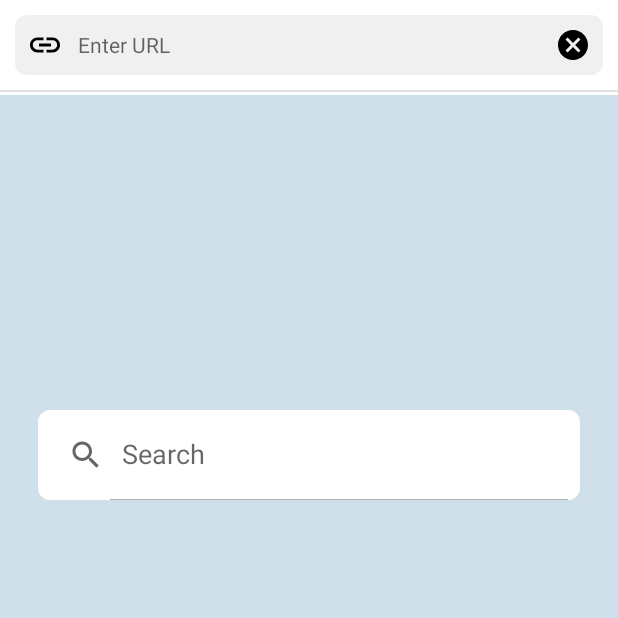
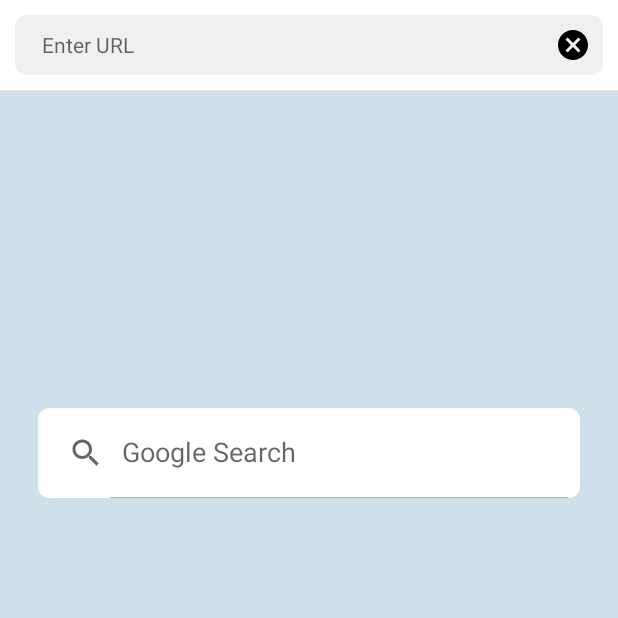
Before and after one commit to ahmed8badr/ACMEBrowser, an Android app: the screen it shows after launch (MainActivity), on a phone screen of 412 x 824 dp, the top half of it. Run offline under Robolectric (Android 15) with nearby library versions, the phone set to English and light mode, and no system bars.

Commit message:
features
back
clear
top search

```diff
--- a/app/src/main/AndroidManifest.xml
+++ b/app/src/main/AndroidManifest.xml
@@ -4,7 +4,7 @@
     package="com.example.acmebrowser">
 
     <uses-permission android:name="android.permission.INTERNET"/>
-
+    <uses-permission android:name="android.permission.ACCESS_NETWORK_STATE" />
 
     <application
         android:usesCleartextTraffic="true"
--- a/app/src/main/java/com/example/acmebrowser/HomeFragment.kt
+++ b/app/src/main/java/com/example/acmebrowser/HomeFragment.kt
@@ -1,10 +1,13 @@
 package com.example.acmebrowser
 
 import android.os.Bundle
+import android.view.KeyEvent
 import android.view.LayoutInflater
 import android.view.View
 import android.view.ViewGroup
+import android.view.inputmethod.EditorInfo
 import android.widget.SearchView
+import android.widget.TextView
 import androidx.fragment.app.Fragment
 import com.example.acmebrowser.databinding.FragmentHomeBinding
 
@@ -21,14 +24,36 @@ class HomeFragment : Fragment() {
 
     override fun onResume() {
         super.onResume()
+        val mainActivityRef = requireActivity() as MainActivity
+        mainActivityRef.binding.inputUrl.setText("")
+        binding.searchView.setQuery("",false)
 
         binding.searchView.setOnQueryTextListener(object: SearchView.OnQueryTextListener{
             override fun onQueryTextSubmit(result: String?): Boolean {
-                (requireActivity() as MainActivity).changeTab(result!!, BrowseFragment(result))
+                mainActivityRef.changeTab(result!!, BrowseFragment("https://www.google.com/search?q=$result"))
                 return true
             }
+            override fun onQueryTextChange(p0: String?): Boolean = false
+        })
 
-            override fun onQueryTextChange(p0: String?): Boolean = false
+        mainActivityRef.binding.clearBtn.setOnClickListener{
+            mainActivityRef.binding.inputUrl.setText("")
+        }
+
+        mainActivityRef.binding.backBtn.setOnClickListener{
+            mainActivityRef.onBackPressed()
+        }
+
+        mainActivityRef.binding.inputUrl.setOnEditorActionListener(object: TextView.OnEditorActionListener{
+            override fun onEditorAction(textView: TextView?, i: Int, keyEvent: KeyEvent?): Boolean {
+                if(i==EditorInfo.IME_ACTION_GO || i==EditorInfo.IME_ACTION_DONE){
+                    if(mainActivityRef.binding.inputUrl.text.toString().contains(".com",ignoreCase = true))
+                    mainActivityRef.changeTab(mainActivityRef.binding.inputUrl.text.toString(),BrowseFragment("https://" + mainActivityRef.binding.inputUrl.text.toString()))
+                    else mainActivityRef.changeTab(mainActivityRef.binding.inputUrl.text.toString(),BrowseFragment("https://www.google.com/search?q=" + mainActivityRef.binding.inputUrl.text.toString()))
+                    return true
+                }
+                return false
+            }
 
         })
 
--- /dev/null
+++ b/app/src/main/res/drawable/ic_baseline_arrow_back_24.xml
@@ -0,0 +1,5 @@
+<vector android:height="24dp" android:tint="#000000"
+    android:viewportHeight="24" android:viewportWidth="24"
+    android:width="24dp" xmlns:android="http://schemas.android.com/apk/res/android">
+    <path android:fillColor="@android:color/white" android:pathData="M20,11H7.83l5.59,-5.59L12,4l-8,8 8,8 1.41,-1.41L7.83,13H20v-2z"/>
+</vector>
--- a/app/src/main/res/drawable/ic_baseline_link_24.xml
+++ /dev/null
@@ -1,5 +0,0 @@
-<vector android:height="24dp" android:tint="#000000"
-    android:viewportHeight="24" android:viewportWidth="24"
-    android:width="24dp" xmlns:android="http://schemas.android.com/apk/res/android">
-    <path android:fillColor="@android:color/white" android:pathData="M3.9,12c0,-1.71 1.39,-3.1 3.1,-3.1h4L11,7L7,7c-2.76,0 -5,2.24 -5,5s2.24,5 5,5h4v-1.9L7,15.1c-1.71,0 -3.1,-1.39 -3.1,-3.1zM8,13h8v-2L8,11v2zM17,7h-4v1.9h4c1.71,0 3.1,1.39 3.1,3.1s-1.39,3.1 -3.1,3.1h-4L13,17h4c2.76,0 5,-2.24 5,-5s-2.24,-5 -5,-5z"/>
-</vector>
--- a/app/src/main/res/layout/activity_main.xml
+++ b/app/src/main/res/layout/activity_main.xml
@@ -18,17 +18,26 @@
         <LinearLayout
             android:layout_width="match_parent"
             android:layout_height="wrap_content"
+            android:orientation="horizontal">
+
+        <ImageButton
+            android:id="@+id/backBtn"
+            android:layout_width="wrap_content"
+            android:layout_height="match_parent"
+            android:background="?attr/selectableItemBackground"
+            android:contentDescription="@string/back_btn"
+            android:src="@drawable/ic_baseline_arrow_back_24"
+            android:visibility="gone"/>
+
+        <LinearLayout
+            android:layout_width="match_parent"
+            android:layout_height="wrap_content"
             android:layout_margin="10dp"
             android:padding="8dp"
             android:orientation="horizontal"
             android:id="@+id/inputField"
             android:background="@drawable/rounded_corner">
 
-            <ImageView
-                android:id="@+id/linkIcon"
-                android:layout_width="wrap_content"
-                android:layout_height="match_parent"
-                android:src="@drawable/ic_baseline_link_24"/>
 
             <EditText
                 android:layout_width="0dp"
@@ -44,13 +53,14 @@
                 android:singleLine="true"/>
 
             <ImageButton
-                android:id="@+id/clearIcon"
+                android:id="@+id/clearBtn"
                 android:layout_width="wrap_content"
                 android:layout_height="match_parent"
                 android:background="?attr/selectableItemBackground"
                 android:contentDescription="@string/clear_btn"
                 android:src="@drawable/ic_baseline_cancel_24" />
 
+        </LinearLayout>
         </LinearLayout>
         <View
             android:layout_width="match_parent"
@@ -63,7 +73,7 @@
             android:layout_height="2dp"
             android:id="@+id/progressBar"
             style="?android:attr/progressBarStyleHorizontal"
-            android:visibility="invisible" />
+            android:visibility="gone" />
 
     </LinearLayout>
 
--- a/app/src/main/res/values/strings.xml
+++ b/app/src/main/res/values/strings.xml
@@ -2,7 +2,8 @@
     <string name="app_name">ACME Browser</string>
     <string name="enter_url">Enter URL</string>
     <string name="clear_btn">clear</string>
-    <string name="search">Search</string>
+    <string name="back_btn">back</string>
+    <string name="search">Google Search</string>
 
 
 </resources>
```
Also changed, not shown: app/src/main/java/com/example/acmebrowser/BrowseFragment.kt (+29 -4 lines), app/src/main/java/com/example/acmebrowser/MainActivity.kt (+25 -1 lines).
